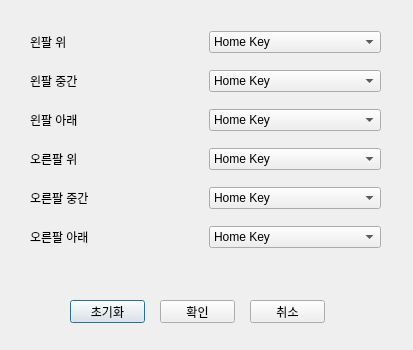
Above: dlg_MotionSelect.ui from ninanoninano/BitProject_MCM before the change. Below: the same form after it.
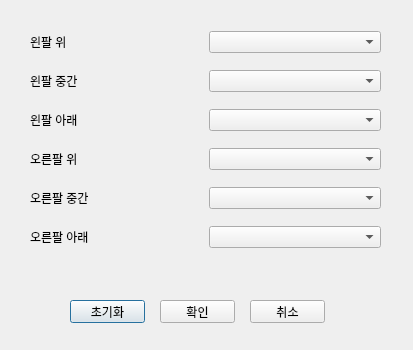
That is the form after the change.

Diff of the .ui file:
```diff
--- a/dlg_MotionSelect.ui
+++ b/dlg_MotionSelect.ui
@@ -64,6 +64,11 @@
    <layout class="QGridLayout" name="gridLayout">
     <item row="0" column="1">
      <widget class="QComboBox" name="comboBox_1">
+      <item>
+       <property name="text">
+        <string/>
+       </property>
+      </item>
       <item>
        <property name="text">
         <string>Home Key</string>
@@ -130,6 +135,11 @@
     </item>
     <item row="1" column="1">
      <widget class="QComboBox" name="comboBox_2">
+      <item>
+       <property name="text">
+        <string/>
+       </property>
+      </item>
       <item>
        <property name="text">
         <string>Home Key</string>
@@ -154,6 +164,11 @@
     </item>
     <item row="2" column="1">
      <widget class="QComboBox" name="comboBox_3">
+      <item>
+       <property name="text">
+        <string/>
+       </property>
+      </item>
       <item>
        <property name="text">
         <string>Home Key</string>
@@ -178,6 +193,11 @@
     </item>
     <item row="3" column="1">
      <widget class="QComboBox" name="comboBox_4">
+      <item>
+       <property name="text">
+        <string/>
+       </property>
+      </item>
       <item>
        <property name="text">
         <string>Home Key</string>
@@ -202,6 +222,11 @@
     </item>
     <item row="4" column="1">
      <widget class="QComboBox" name="comboBox_5">
+      <item>
+       <property name="text">
+        <string/>
+       </property>
+      </item>
       <item>
        <property name="text">
         <string>Home Key</string>
@@ -226,6 +251,11 @@
     </item>
     <item row="5" column="1">
      <widget class="QComboBox" name="comboBox_6">
+      <item>
+       <property name="text">
+        <string/>
+       </property>
+      </item>
       <item>
        <property name="text">
         <string>Home Key</string>
```
